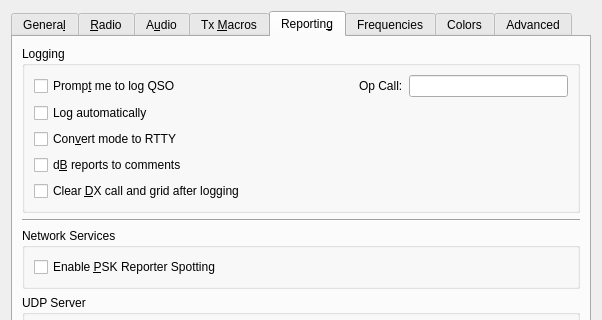
The window that Configuration.ui (saitohirga/WSJT-X) describes before a commit, drawn with Qt 5; both pictures show x 0 to 602 and y 0 to 320 of the 602 by 584 pixel window.
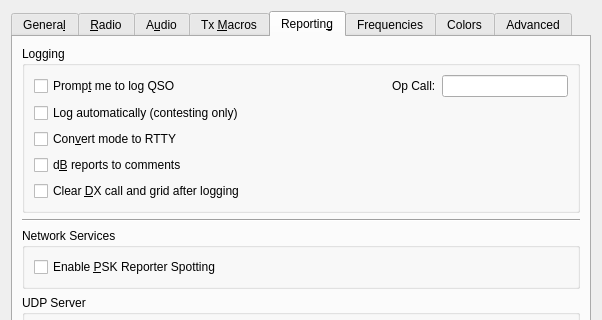
The same window after the commit. The open tabs and pages were chosen to show the change. Custom widgets are drawn as their Qt base class.

Commit message: Add "(contesting only)" to the "Log automatically" checkbox label.

Patch:
```diff
--- a/Configuration.ui
+++ b/Configuration.ui
@@ -1774,7 +1774,7 @@
              <string>&lt;html&gt;&lt;head/&gt;&lt;body&gt;&lt;p&gt;Check to have QSOs logged automatically, when complete.&lt;/p&gt;&lt;/body&gt;&lt;/html&gt;</string>
             </property>
             <property name="text">
-             <string>Log automatically</string>
+             <string>Log automatically (contesting only)</string>
             </property>
            </widget>
           </item>
```
Left out of the diff: 10 changed lines with no effect on the pictures.
